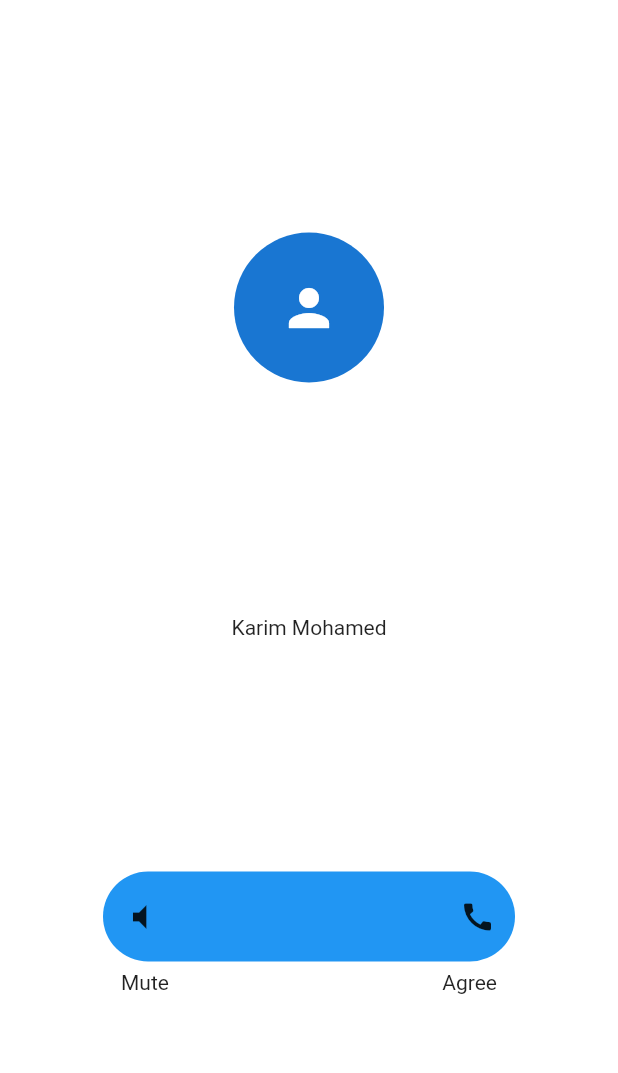
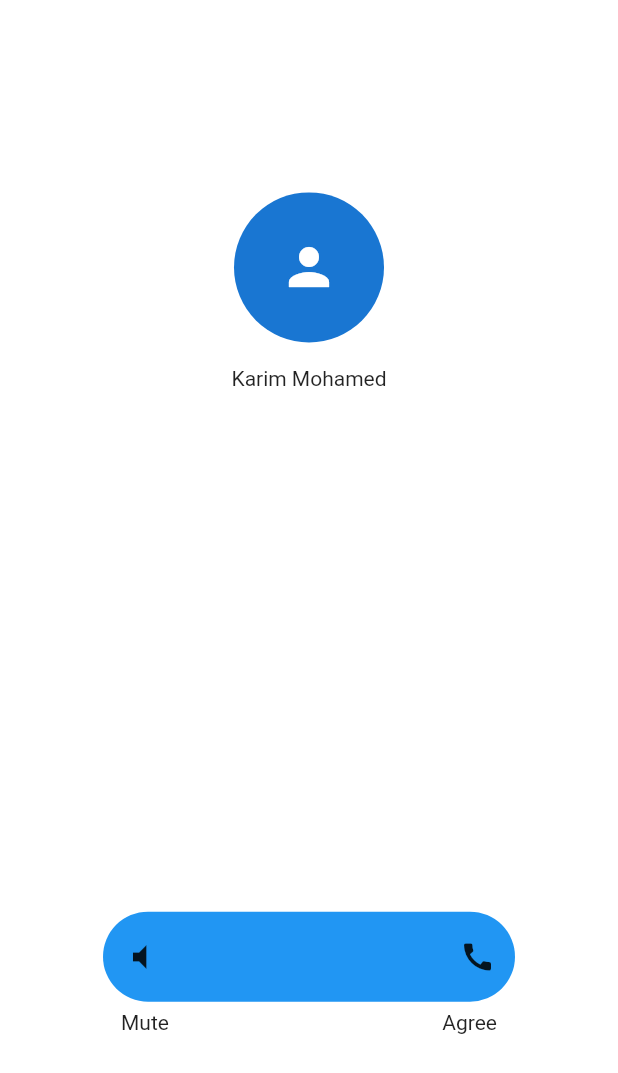
Before and after one commit to DPLYR-dev/InAppCallAlert, a Flutter app: the CallAlert screen opened directly, on a phone screen of 412 x 824 dp. Shown: the top 1073 px of the screen. Run offline on Flutter 3.47's test engine with Material 2 defaults, Android fonts, the phone set to English and light mode, and no system bars.

Commit message:
Finish layout

```diff
--- a/lib/inappcallalert.dart
+++ b/lib/inappcallalert.dart
@@ -17,6 +17,8 @@ class CallAlert extends StatelessWidget {
           crossAxisAlignment: CrossAxisAlignment.center,
           mainAxisAlignment: MainAxisAlignment.spaceEvenly,
           children: [
+            Column(
+              children: [
                 // Caller Image/Icon
                 CircleAvatar(
                   radius: 50,
@@ -27,14 +29,22 @@ class CallAlert extends StatelessWidget {
                 ),
 
                 // Caller Name
-            Text(callerName),
-
+                Padding(
+                  padding: const EdgeInsets.all(16.0),
+                  child: Text(callerName),
+                ),
+              ],
+            ),
+            SizedBox(
+              height: 75,
+            ),
             // Mute or Agree
             Column(
               children: [
                 Container(
                   decoration: BoxDecoration(
-                      color: Colors.blue, borderRadius: BorderRadius.circular(60)),
+                      color: Colors.blue,
+                      borderRadius: BorderRadius.circular(60)),
                   padding: EdgeInsets.all(5),
                   child: Padding(
                     padding: const EdgeInsets.symmetric(horizontal: 8.0),
@@ -63,7 +73,8 @@ class CallAlert extends StatelessWidget {
                 Container(
                   width: MediaQuery.of(context).size.width / 1.5,
                   child: Padding(
-                padding: const EdgeInsets.symmetric(vertical:6.0,horizontal: 12),
+                    padding: const EdgeInsets.symmetric(
+                        vertical: 6.0, horizontal: 12),
                     child: Row(
                       mainAxisAlignment: MainAxisAlignment.spaceBetween,
                       children: [Text("Mute"), Text("Agree")],
@@ -72,7 +83,6 @@ class CallAlert extends StatelessWidget {
                 )
               ],
             ),
-
           ],
         ),
       ),
```
Lines whose indentation alone changed are shown as unchanged.
